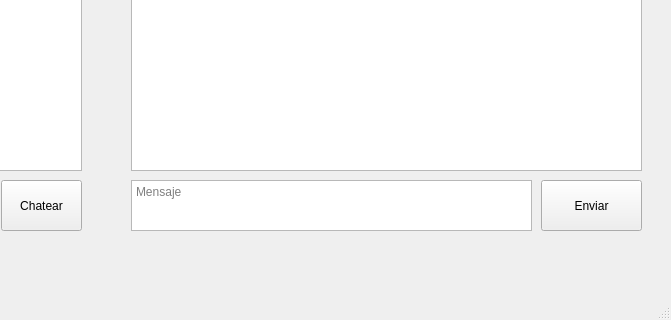
ikeiba/Proyecto-program-IV, file Cliente/mainwindow.ui: the form before one commit; both pictures show x 329 to 1000 and y 430 to 750 of the 1000 by 750 pixel window.
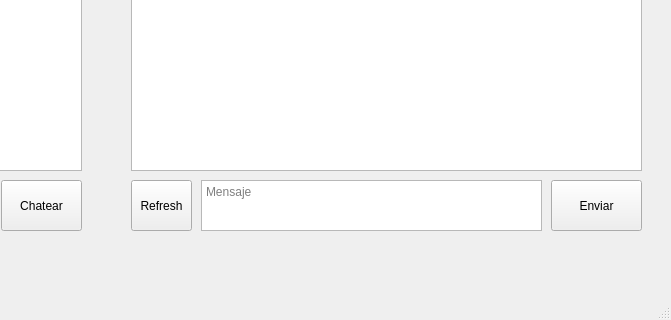
The form after the commit.

```diff
--- a/Cliente/mainwindow.ui
+++ b/Cliente/mainwindow.ui
@@ -208,9 +208,9 @@
      <widget class="QTextEdit" name="textEnviar">
       <property name="geometry">
        <rect>
-        <x>460</x>
+        <x>530</x>
         <y>610</y>
-        <width>401</width>
+        <width>341</width>
         <height>51</height>
        </rect>
       </property>
@@ -221,9 +221,9 @@
      <widget class="QPushButton" name="botonEnviar">
       <property name="geometry">
        <rect>
-        <x>870</x>
+        <x>880</x>
         <y>610</y>
-        <width>101</width>
+        <width>91</width>
         <height>51</height>
        </rect>
       </property>
@@ -298,6 +298,19 @@
        <string>Añadir</string>
       </property>
      </widget>
+     <widget class="QPushButton" name="pushButtonRefresh">
+      <property name="geometry">
+       <rect>
+        <x>460</x>
+        <y>610</y>
+        <width>61</width>
+        <height>51</height>
+       </rect>
+      </property>
+      <property name="text">
+       <string>Refresh</string>
+      </property>
+     </widget>
     </widget>
     <widget class="QWidget" name="page_3">
      <widget class="QLabel" name="labelNombreADD">
```
